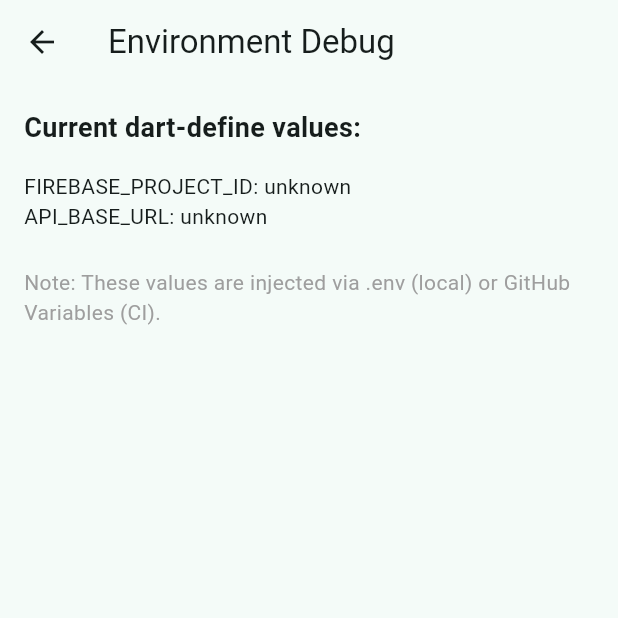
After one commit to newtype1992/swift-slots, a Flutter app: the EnvDebugView screen opened directly, on a phone screen of 412 x 824 dp, the top half of it. The commit adds this screen. Run offline on Flutter 3.47's test engine with Material 3 defaults, Android fonts, the phone set to English and light mode, and no system bars; our stand-ins replace cloud_firestore, equatable, firebase_auth, firebase_core, flutter_dotenv, flutter_hooks and 2 more; accounts and stored records are empty; statements that could not run were skipped.

Commit message:
chore: add .env automation, CI workflow, and Dev Menu env debug

```diff
--- a/hello_swift_slots/lib/dev/dev_menu.dart
+++ b/hello_swift_slots/lib/dev/dev_menu.dart
@@ -2,6 +2,7 @@ import 'package:cloud_firestore/cloud_firestore.dart';
 import 'package:flutter/foundation.dart';
 import 'package:flutter/material.dart';
 
+import 'env_debug.dart';
 import 'seed.dart';
 
 class DevMenu extends StatefulWidget {
@@ -82,6 +83,18 @@ class _DevMenuState extends State<DevMenu> {
             const Text(
               'Seeds 10 open slots with realistic sample data. Use only in debug.',
             ),
+            const SizedBox(height: 24),
+            OutlinedButton.icon(
+              onPressed: () {
+                Navigator.of(context).push(
+                  MaterialPageRoute<void>(
+                    builder: (_) => const EnvDebugView(),
+                  ),
+                );
+              },
+              icon: const Icon(Icons.bug_report),
+              label: const Text('View Env Debug'),
+            ),
           ],
         ),
       ),
--- /dev/null
+++ b/hello_swift_slots/lib/dev/env_debug.dart
@@ -0,0 +1,35 @@
+import 'package:flutter/material.dart';
+
+class EnvDebugView extends StatelessWidget {
+  const EnvDebugView({super.key});
+
+  @override
+  Widget build(BuildContext context) {
+    const firebaseProjectId =
+        String.fromEnvironment('FIREBASE_PROJECT_ID', defaultValue: 'unknown');
+    const apiBaseUrl =
+        String.fromEnvironment('API_BASE_URL', defaultValue: 'unknown');
+
+    return Scaffold(
+      appBar: AppBar(title: const Text('Environment Debug')),
+      body: Padding(
+        padding: const EdgeInsets.all(16.0),
+        child: Column(
+          crossAxisAlignment: CrossAxisAlignment.start,
+          children: [
+            const Text('Current dart-define values:',
+                style: TextStyle(fontWeight: FontWeight.bold, fontSize: 18)),
+            const SizedBox(height: 16),
+            Text('FIREBASE_PROJECT_ID: $firebaseProjectId'),
+            Text('API_BASE_URL: $apiBaseUrl'),
+            const SizedBox(height: 24),
+            const Text(
+              'Note: These values are injected via .env (local) or GitHub Variables (CI).',
+              style: TextStyle(color: Colors.grey),
+            ),
+          ],
+        ),
+      ),
+    );
+  }
+}
```
Also changed, not shown: 6 other files.
